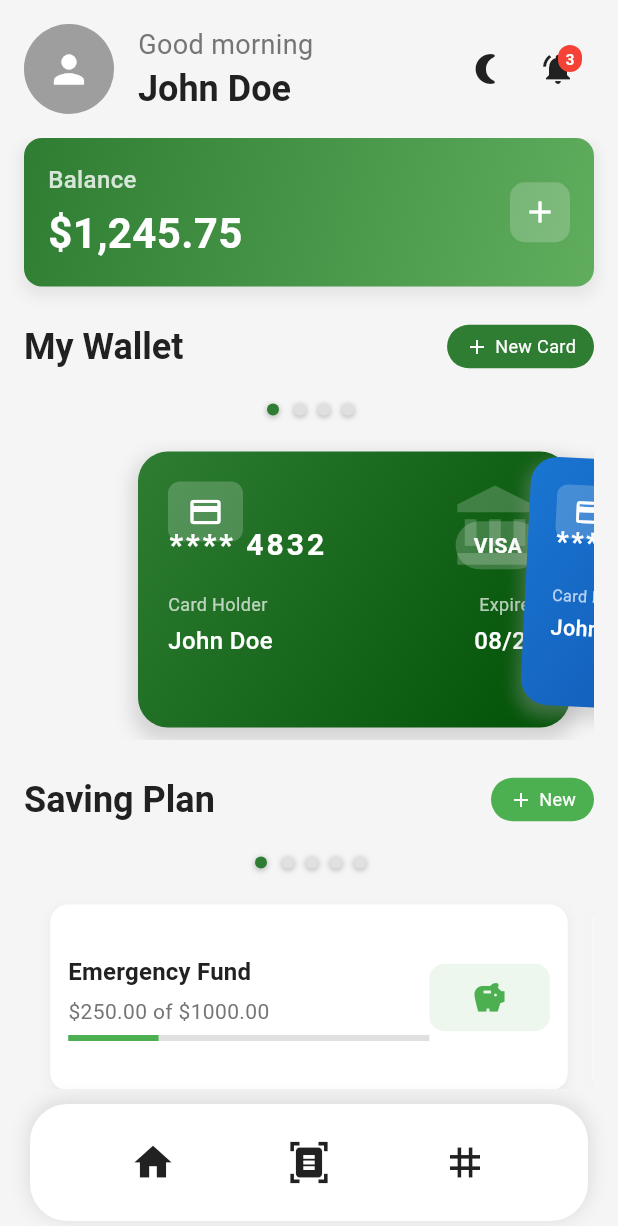
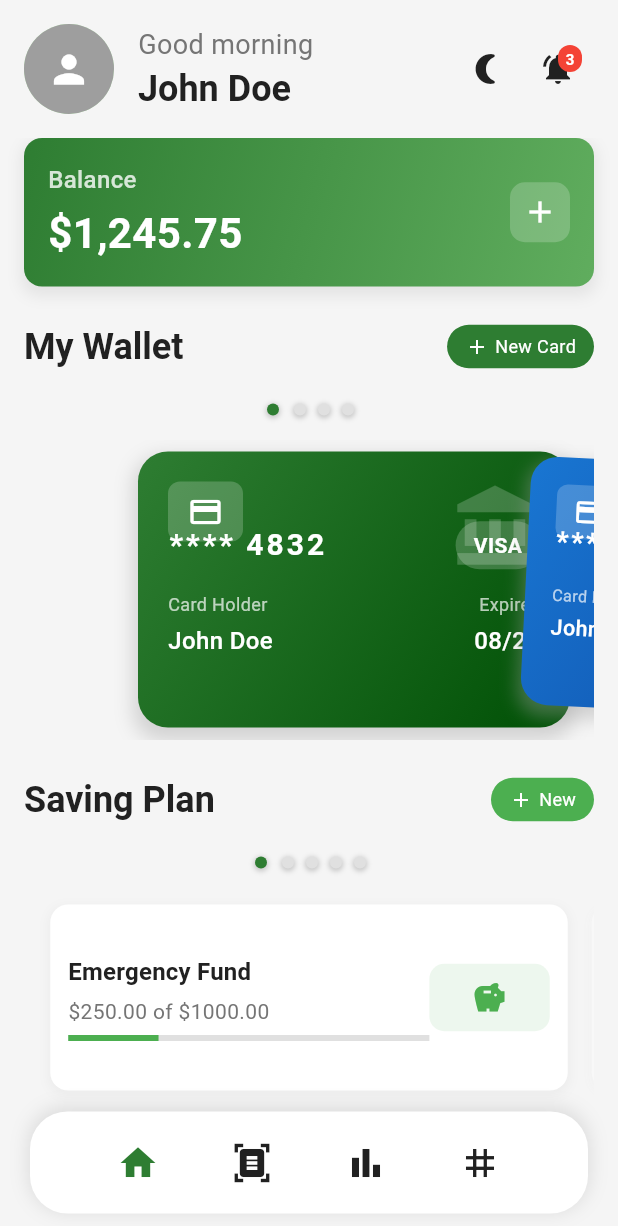
Before and after one commit to julesntare/tm_test, a Flutter app: the screen it shows after launch, on a phone screen of 412 x 824 dp. Shown: the top 1226 px of the screen. Run offline on Flutter 3.47's test engine with Material 3 defaults, Android fonts, the light colour scheme and no system bars.

Commit message:
improved bottom sheet and added statistics icon menu

```diff
--- a/mobile_pages/lib/components/bottom_navigation.dart
+++ b/mobile_pages/lib/components/bottom_navigation.dart
@@ -1,21 +1,31 @@
 import 'package:flutter/material.dart';
 
-class BottomNavigation extends StatelessWidget {
+class BottomNavigation extends StatefulWidget {
   final VoidCallback onHomePressed;
   final VoidCallback onScanPressed;
   final VoidCallback onMenuPressed;
+  final VoidCallback onStatsPressed;
+  final int currentPage;
 
   const BottomNavigation({
     super.key,
     required this.onHomePressed,
     required this.onScanPressed,
     required this.onMenuPressed,
+    required this.onStatsPressed,
+    this.currentPage = 0,
   });
 
   @override
+  State<BottomNavigation> createState() => _BottomNavigationState();
+}
+
+class _BottomNavigationState extends State<BottomNavigation> {
+  @override
   Widget build(BuildContext context) {
     return Container(
-      padding: const EdgeInsets.symmetric(vertical: 15, horizontal: 30),
+      margin: const EdgeInsets.only(bottom: 10),
+      padding: const EdgeInsets.symmetric(vertical: 10, horizontal: 20),
       decoration: BoxDecoration(
         color: Theme.of(context).cardColor,
         borderRadius: BorderRadius.circular(25),
@@ -29,25 +39,48 @@ class BottomNavigation extends StatelessWidget {
         ],
       ),
       child: Row(
-        mainAxisAlignment: MainAxisAlignment.spaceAround,
+        mainAxisAlignment: MainAxisAlignment.spaceEvenly,
         children: [
           // Home Icon
-          IconButton(
-            icon: Icon(Icons.home, size: 30, color: Theme.of(context).iconTheme.color),
-            onPressed: onHomePressed,
+          _buildNavItem(
+            icon: Icons.home,
+            onPressed: widget.onHomePressed,
+            isActive: widget.currentPage == 0,
           ),
           // Scan Icon
-          IconButton(
-            icon: Icon(Icons.document_scanner, size: 30, color: Theme.of(context).iconTheme.color),
-            onPressed: onScanPressed,
+          _buildNavItem(
+            icon: Icons.document_scanner,
+            onPressed: widget.onScanPressed,
+            isActive: widget.currentPage == 1,
+          ),
+          // Stats Icon
+          _buildNavItem(
+            icon: Icons.bar_chart,
+            onPressed: widget.onStatsPressed,
+            isActive: widget.currentPage == 2,
           ),
           // Menu Icon
-          IconButton(
-            icon: Icon(Icons.grid_3x3, size: 30, color: Theme.of(context).iconTheme.color),
-            onPressed: onMenuPressed,
+          _buildNavItem(
+            icon: Icons.grid_3x3,
+            onPressed: widget.onMenuPressed,
+            isActive: widget.currentPage == 3,
           ),
         ],
       ),
     );
   }
+
+  Widget _buildNavItem({required IconData icon, required VoidCallback onPressed, required bool isActive}) {
+    return IconButton(
+      padding: EdgeInsets.zero,
+      icon: Icon(
+        icon,
+        size: 28,
+        color: isActive
+          ? Theme.of(context).primaryColor
+          : Theme.of(context).iconTheme.color,
+      ),
+      onPressed: onPressed,
+    );
+  }
 }
--- a/mobile_pages/lib/main.dart
+++ b/mobile_pages/lib/main.dart
@@ -41,7 +41,7 @@ class _EWaMaAppState extends State<EWaMaApp> {
   }
 }
 
-class WalletHomePage extends StatelessWidget {
+class WalletHomePage extends StatefulWidget {
   final VoidCallback themeToggle;
   final bool isDarkMode;
 
@@ -50,6 +50,13 @@ class WalletHomePage extends StatelessWidget {
     required this.themeToggle,
     required this.isDarkMode,
   });
+
+  @override
+  State<WalletHomePage> createState() => _WalletHomePageState();
+}
+
+class _WalletHomePageState extends State<WalletHomePage> {
+  int _currentPage = 0; // 0: Home, 1: Scan, 2: Stats, 3: Menu
 
   @override
   Widget build(BuildContext context) {
@@ -92,10 +99,10 @@ class WalletHomePage extends StatelessWidget {
                   const Spacer(),
                   IconButton(
                     icon: Icon(
-                      isDarkMode ? Icons.wb_sunny : Icons.nightlight_round,
+                      widget.isDarkMode ? Icons.wb_sunny : Icons.nightlight_round,
                       color: Theme.of(context).iconTheme.color,
                     ),
-                    onPressed: themeToggle,
+                    onPressed: widget.themeToggle,
                   ),
                   NotificationDropdown(),
                 ],
@@ -256,16 +263,28 @@ class WalletHomePage extends StatelessWidget {
       ),
       // Bottom Navigation
       bottomNavigationBar: Container(
-        margin: const EdgeInsets.symmetric(horizontal: 20, vertical: 10),
+        margin: const EdgeInsets.symmetric(horizontal: 20, vertical: 5),
         child: BottomNavigation(
+          currentPage: _currentPage,
           onHomePressed: () {
-            // Handle home navigation
+            setState(() {
+              _currentPage = 0;
+            });
           },
           onScanPressed: () {
-            // Handle scan action
+            setState(() {
+              _currentPage = 1;
+            });
+          },
+          onStatsPressed: () {
+            setState(() {
+              _currentPage = 2;
+            });
           },
           onMenuPressed: () {
-            // Handle menu action
+            setState(() {
+              _currentPage = 3;
+            });
           },
         ),
       ),
```
